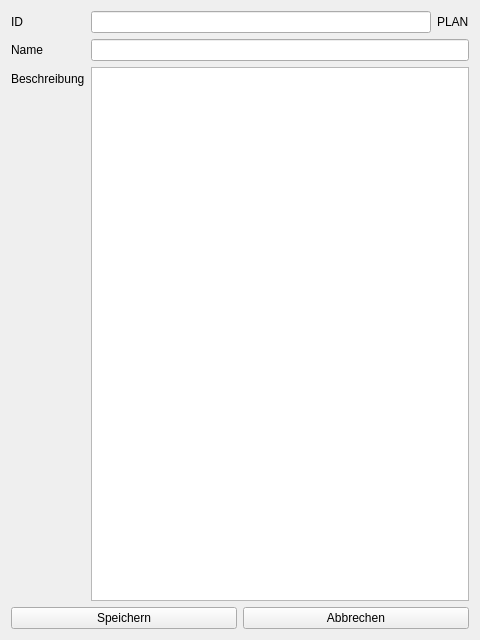
Before: the Qt Designer form app/view/plan_widget.ui in UltimateCuB3R/DLMCSPSE01_D, drawn with Qt 5.
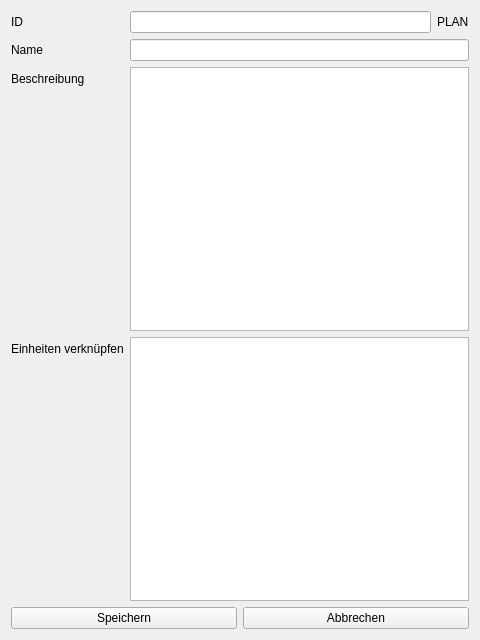
After: the same form once the commit is applied.

Commit message: Sprint 2-4: added .ui files for category and resource, added table views/widgets to all widgets of the main application tables. button handling changed from view.py to control.py, so data can be modified in controller module. began implementation of data saving when clicking save button, but not yet functional. fixed a missing relation in db_def.xml added start_application to control.py, so the application is not startet immediately on initialization

The edit to the form file:
```diff
--- a/app/view/plan_widget.ui
+++ b/app/view/plan_widget.ui
@@ -65,6 +65,16 @@
      <item row="2" column="1">
       <widget class="QTextEdit" name="textEdit_description"/>
      </item>
+     <item row="3" column="1">
+      <widget class="QTableWidget" name="table_unit"/>
+     </item>
+     <item row="3" column="0">
+      <widget class="QLabel" name="label_link_unit">
+       <property name="text">
+        <string>Einheiten verknüpfen</string>
+       </property>
+      </widget>
+     </item>
     </layout>
    </item>
    <item>
```
The commit also changes 8 other files.
